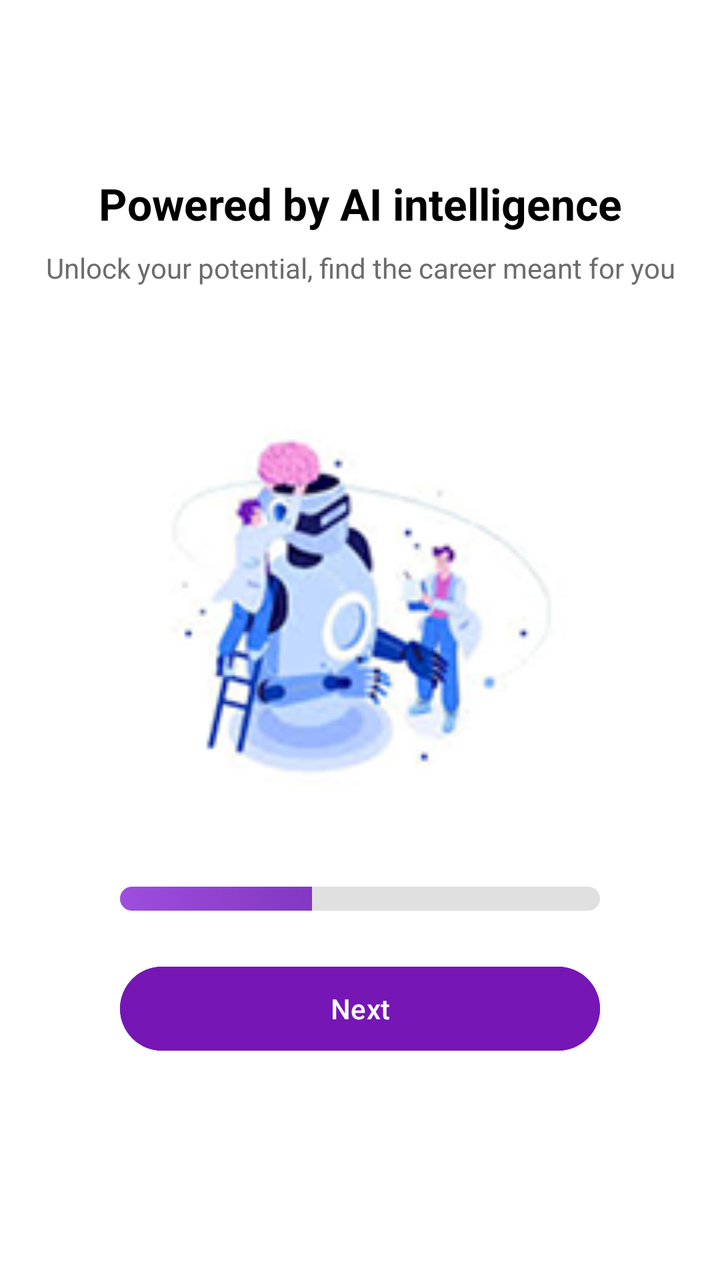
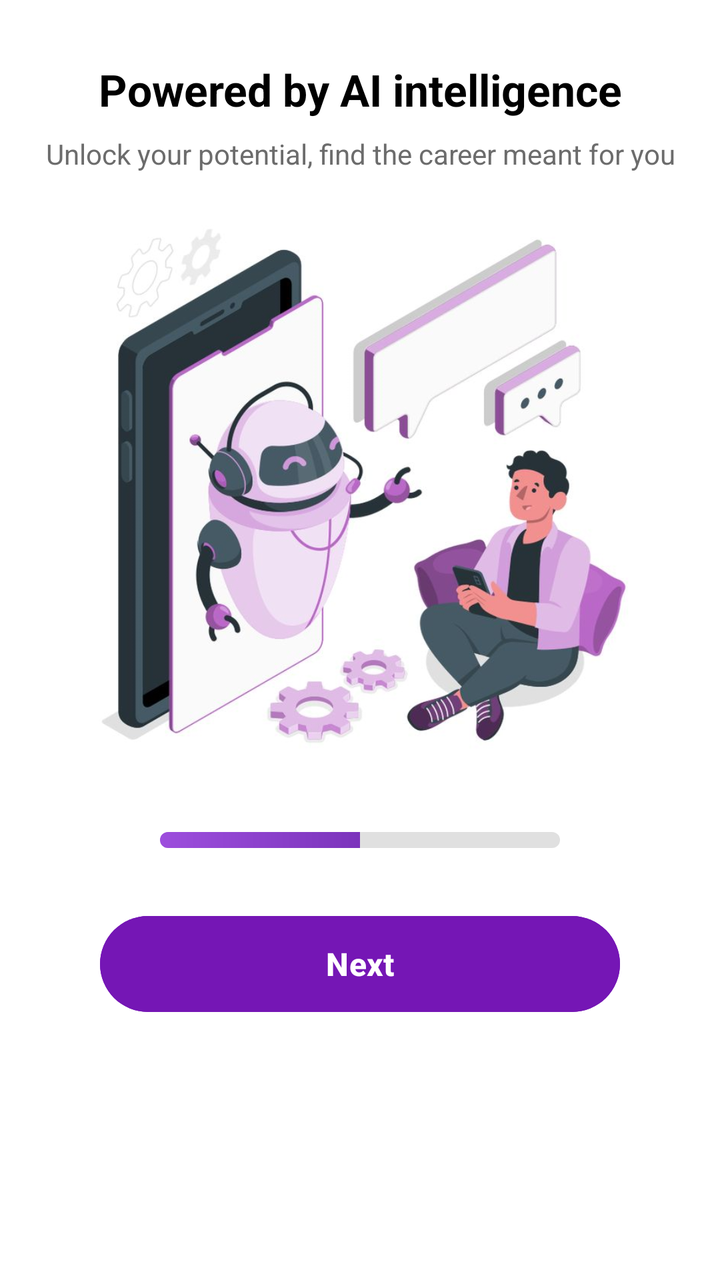

Compare the two renders of this Android layout. The source of the first and the diff that turns it into the second are given below.
<!-- AndroidManifest.xml: application theme Theme.Mind2Career -->
<!-- res/layout/activity_onboarding2.xml -->
<?xml version="1.0" encoding="utf-8"?>
<androidx.constraintlayout.widget.ConstraintLayout
    xmlns:android="http://schemas.android.com/apk/res/android"
    xmlns:app="http://schemas.android.com/apk/res-auto"
    android:layout_width="match_parent"
    android:layout_height="match_parent"
    android:background="@android:color/white"
    android:paddingStart="20dp"
    android:paddingEnd="20dp"
    android:id="@+id/main">
    <TextView
        android:id="@+id/title"
        android:layout_width="0dp"
        android:layout_height="wrap_content"
        android:text="Powered by AI intelligence"
        android:textColor="@color/primary"
        android:textSize="22sp"
        android:textStyle="bold"
        android:gravity="center"
        app:layout_constraintTop_toTopOf="parent"
        app:layout_constraintBottom_toTopOf="@id/sub"
        app:layout_constraintStart_toStartOf="parent"
        app:layout_constraintEnd_toEndOf="parent"
        app:layout_constraintVertical_chainStyle="packed"/>
    <TextView
        android:id="@+id/sub"
        android:layout_width="0dp"
        android:layout_height="wrap_content"
        android:text="Unlock your potential, find the career meant for you"
        android:textColor="@color/sub"
        android:textSize="14sp"
        android:gravity="center"
        android:layout_marginTop="8dp"
        app:layout_constraintTop_toBottomOf="@id/title"
        app:layout_constraintBottom_toTopOf="@id/ill"
        app:layout_constraintStart_toStartOf="parent"
        app:layout_constraintEnd_toEndOf="parent"/>
    <ImageView
        android:id="@+id/ill"
        android:layout_width="320dp"
        android:layout_height="280dp"
        android:src="@drawable/ill1"
        android:scaleType="fitCenter"
        android:layout_marginTop="20dp"
        app:layout_constraintTop_toBottomOf="@id/sub"
        app:layout_constraintBottom_toTopOf="@id/pbar"
        app:layout_constraintStart_toStartOf="parent"
        app:layout_constraintEnd_toEndOf="parent"/>

    <ProgressBar
        android:id="@+id/pbar"
        android:layout_width="0dp"
        android:layout_height="12dp"
        android:max="100"
        android:progress="40"
        android:progressDrawable="@drawable/progress"
        android:layout_marginStart="40dp"
        android:layout_marginEnd="40dp"
        android:layout_marginBottom="24dp"
        style="?android:attr/progressBarStyleHorizontal"
        app:layout_constraintTop_toBottomOf="@id/ill"
        app:layout_constraintBottom_toTopOf="@id/next"
        app:layout_constraintStart_toStartOf="parent"
        app:layout_constraintEnd_toEndOf="parent"/>

    <Button
        android:id="@+id/next"
        android:layout_width="0dp"
        android:layout_marginStart="40dp"
        android:layout_marginEnd="40dp"
        android:layout_height="50dp"
        android:text="Next"
        android:textAllCaps="false"
        android:backgroundTint="@color/button"
        android:textColor="@color/secondarytext"
        android:layout_marginBottom="24dp"
        app:layout_constraintTop_toBottomOf="@id/pbar"
        app:layout_constraintBottom_toBottomOf="parent"
        app:layout_constraintVertical_bias="0.0"
        app:layout_constraintStart_toStartOf="parent"
        app:layout_constraintEnd_toEndOf="parent"/>

</androidx.constraintlayout.widget.ConstraintLayout>
<!-- resources referenced by this layout -->
<resources>
  <color name="button">#7516B5</color>
  <color name="primary">#000000</color>
  <color name="secondarytext">#FFFFFF</color>
  <color name="sub">#6C6C6C</color>
  <!-- drawable ill1: png bitmap (drawable, 23516 bytes) -->
  <!-- drawable progress (drawable) -->
  <?xml version="1.0" encoding="utf-8"?>
  <layer-list xmlns:android="http://schemas.android.com/apk/res/android">
  
      
      <item android:id="@android:id/background">
          <shape>
              <solid android:color="#E0E0E0"/>
              <corners android:radius="10dp"/>
          </shape>
      </item>
  
      
      <item android:id="@android:id/progress">
          <clip>
              <shape>
                  <gradient
                      android:startColor="#9D4EDD"
                      android:endColor="#5A189A"
                      android:angle="0"/>
                  <corners android:radius="10dp"/>
              </shape>
          </clip>
      </item>
  
  </layer-list>
  <style name="Theme.Mind2Career" parent="Base.Theme.Mind2Career" />
  <style name="Base.Theme.Mind2Career" parent="Theme.Material3.DayNight.NoActionBar">
          
          
      </style>
</resources>

<!-- the commit's change to res/layout/activity_onboarding2.xml (unified diff, before → after) -->
@@ -8,6 +8,7 @@
     android:paddingStart="20dp"
     android:paddingEnd="20dp"
     android:id="@+id/main">
+
     <TextView
         android:id="@+id/title"
         android:layout_width="0dp"
@@ -22,6 +23,7 @@
         app:layout_constraintStart_toStartOf="parent"
         app:layout_constraintEnd_toEndOf="parent"
         app:layout_constraintVertical_chainStyle="packed"/>
+
     <TextView
         android:id="@+id/sub"
         android:layout_width="0dp"
@@ -35,6 +37,7 @@
         app:layout_constraintBottom_toTopOf="@id/ill"
         app:layout_constraintStart_toStartOf="parent"
         app:layout_constraintEnd_toEndOf="parent"/>
+
     <ImageView
         android:id="@+id/ill"
         android:layout_width="320dp"
@@ -49,34 +52,31 @@
 
     <ProgressBar
         android:id="@+id/pbar"
+        style="?android:attr/progressBarStyleHorizontal"
         android:layout_width="0dp"
-        android:layout_height="12dp"
+        android:layout_height="8dp"
         android:max="100"
-        android:progress="40"
+        android:progress="50"
         android:progressDrawable="@drawable/progress"
-        android:layout_marginStart="40dp"
-        android:layout_marginEnd="40dp"
-        android:layout_marginBottom="24dp"
-        style="?android:attr/progressBarStyleHorizontal"
-        app:layout_constraintTop_toBottomOf="@id/ill"
+        android:layout_marginStart="60dp"
+        android:layout_marginEnd="60dp"
+        android:layout_marginBottom="30dp"
         app:layout_constraintBottom_toTopOf="@id/next"
         app:layout_constraintStart_toStartOf="parent"
         app:layout_constraintEnd_toEndOf="parent"/>
 
     <Button
         android:id="@+id/next"
-        android:layout_width="0dp"
-        android:layout_marginStart="40dp"
-        android:layout_marginEnd="40dp"
-        android:layout_height="50dp"
+        android:layout_width="260dp"
+        android:layout_height="56dp"
         android:text="Next"
         android:textAllCaps="false"
+        android:textSize="16sp"
+        android:textStyle="bold"
         android:backgroundTint="@color/button"
         android:textColor="@color/secondarytext"
-        android:layout_marginBottom="24dp"
-        app:layout_constraintTop_toBottomOf="@id/pbar"
+        android:layout_marginBottom="130dp"
         app:layout_constraintBottom_toBottomOf="parent"
-        app:layout_constraintVertical_bias="0.0"
         app:layout_constraintStart_toStartOf="parent"
         app:layout_constraintEnd_toEndOf="parent"/>
 
<!-- resource entries referenced after the edit -->
@@ -4,7 +4,7 @@
   <color name="primary">#000000</color>
   <color name="secondarytext">#FFFFFF</color>
   <color name="sub">#6C6C6C</color>
-  <!-- drawable ill1: png bitmap (drawable, 23516 bytes) -->
+  <!-- drawable ill1: jpeg bitmap (drawable, 46721 bytes) -->
   <!-- drawable progress (drawable) -->
   <?xml version="1.0" encoding="utf-8"?>
   <layer-list xmlns:android="http://schemas.android.com/apk/res/android">
